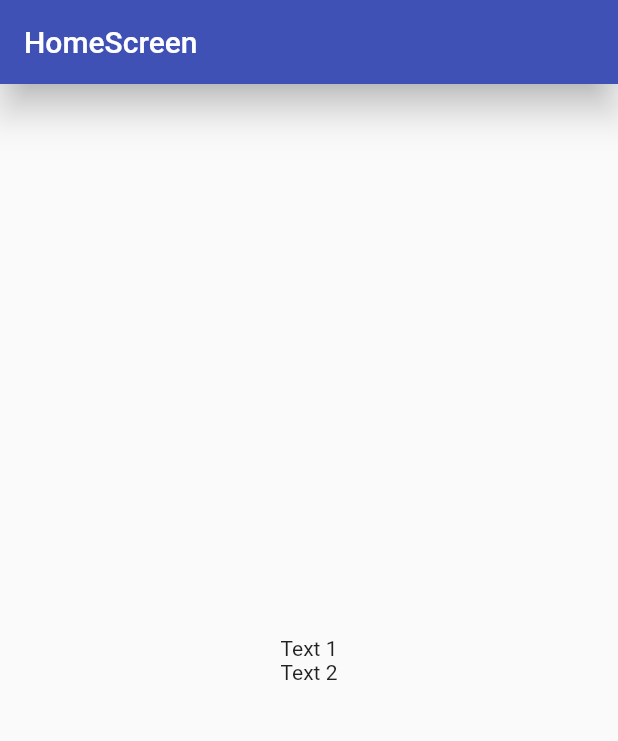
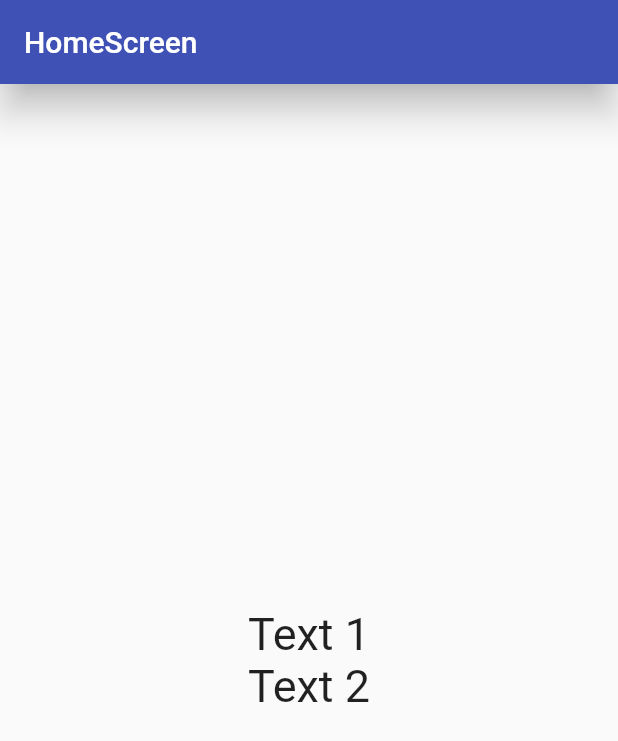
Before and after one commit to LeopoldoIII/counter_app, a Flutter app: the screen it shows after launch, on a phone screen of 412 x 824 dp. Shown: the top 741 px of the screen. Run offline on Flutter 3.47's test engine with Material 2 defaults, Android fonts, the phone set to English and light mode, and no system bars.

Commit message:
Styles added

```diff
--- a/lib/screens/home_screen.dart
+++ b/lib/screens/home_screen.dart
@@ -1,29 +1,29 @@
 import 'package:flutter/material.dart';
 
 class HomeSreen extends StatelessWidget {
-
   const HomeSreen({Key? key}) : super(key: key);
 
   @override
   Widget build(BuildContext context) {
 
-    return  Scaffold(
+    TextStyle fongSize30 = const TextStyle(fontSize: 30);
+
+    return Scaffold(
       appBar: AppBar(
         title: const Text('HomeScreen'),
         backgroundColor: Colors.indigo,
         elevation: 10.0,
       ),
-      body:  Center(
+      body: Center(
         child: Column(
           mainAxisAlignment: MainAxisAlignment.center,
           // crossAxisAlignment: CrossAxisAlignment.center,
-          children: const <Widget>[
-            Text('Text 1'),
-            Text('Text 2'),
+          children:  <Widget>[
+            Text('Text 1', style: fongSize30),
+            Text('Text 2', style: fongSize30),
           ],
         ),
       ),
     );
   }
-
 }
```
